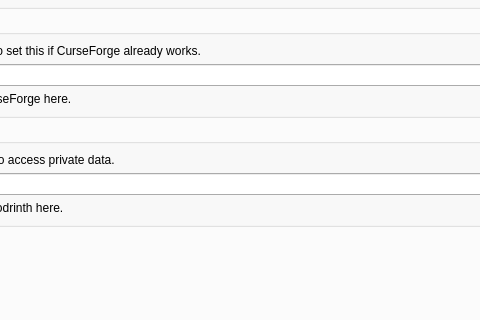
FreesmTeam/FreesmLauncher, file launcher/ui/pages/global/APIPage.ui: the form before one commit; both pictures show x 193 to 673 and y 129 to 449 of the 800 by 600 pixel window.
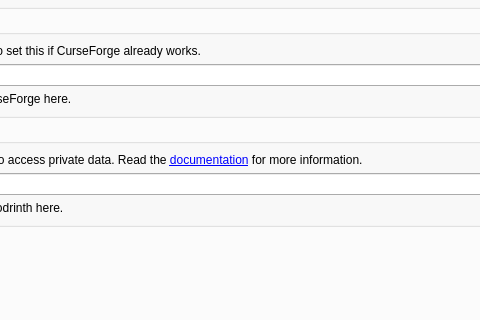
The form after the commit. The open tabs and pages were chosen to show the change.

```diff
--- a/launcher/ui/pages/global/APIPage.ui
+++ b/launcher/ui/pages/global/APIPage.ui
@@ -252,7 +252,7 @@
           <item row="0" column="0">
            <widget class="QLabel" name="label_8">
             <property name="text">
-             <string>Note: you only need to set this to access private data.</string>
+             <string>&lt;html&gt;&lt;head/&gt;&lt;body&gt;&lt;p&gt;Note: you only need to set this to access private data. Read the &lt;a href=&quot;https://docs.modrinth.com/api-spec/#section/Authentication&quot;&gt;&lt;span style=&quot; text-decoration: underline; color:#0000ff;&quot;&gt;documentation&lt;/span&gt;&lt;/a&gt; for more information.&lt;/p&gt;&lt;/body&gt;&lt;/html&gt;</string>
             </property>
            </widget>
           </item>
```
